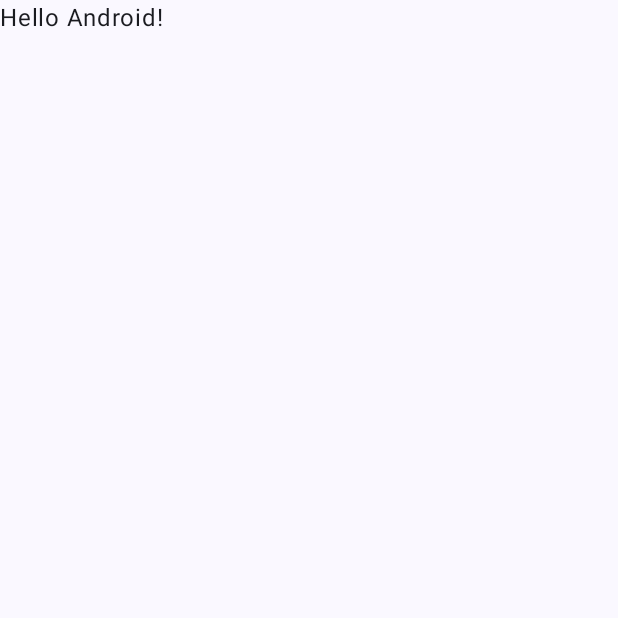
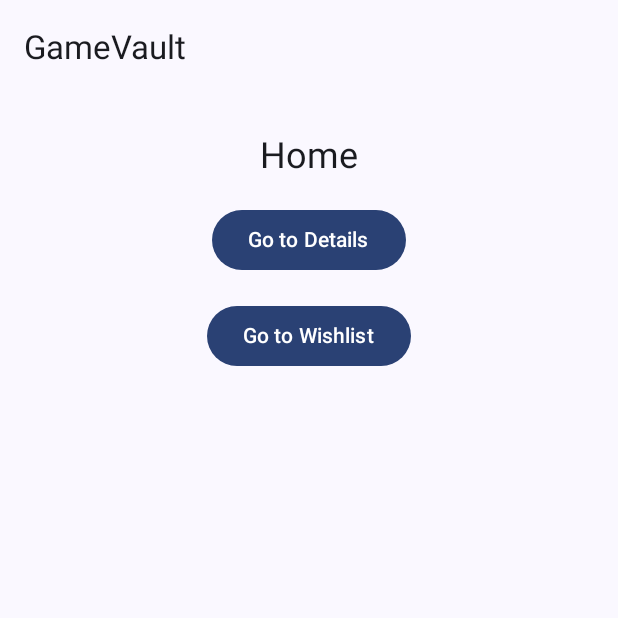
Before and after one commit to jmgonzalez06/GameVault, an Android app built with Jetpack Compose: the screen it shows after launch (MainActivity), on a phone screen of 412 x 824 dp, the top half of it. Before the commit the part shown is almost empty. Run offline under Robolectric (Android 15) with nearby library versions, the light colour scheme and no system bars.

Commit message:
Added basic navhost with placeholder screens
Placeholder screens: Home, Details, Wishlist

```diff
--- a/app/build.gradle.kts
+++ b/app/build.gradle.kts
@@ -53,7 +53,6 @@ dependencies {
     val composeBom = platform("androidx.compose:compose-bom:2024.10.01")
     implementation(composeBom)
     androidTestImplementation(composeBom)
-
     implementation(libs.androidx.activity.compose)
     implementation(libs.androidx.ui)
     implementation(libs.androidx.ui.tooling.preview)
--- a/app/src/main/java/com/example/gamevault/MainActivity.kt
+++ b/app/src/main/java/com/example/gamevault/MainActivity.kt
@@ -4,13 +4,9 @@ import android.os.Bundle
 import androidx.activity.ComponentActivity
 import androidx.activity.compose.setContent
 import androidx.activity.enableEdgeToEdge
-import androidx.compose.foundation.layout.fillMaxSize
-import androidx.compose.foundation.layout.padding
-import androidx.compose.material3.Scaffold
-import androidx.compose.material3.Text
-import androidx.compose.runtime.Composable
-import androidx.compose.ui.Modifier
-import androidx.compose.ui.tooling.preview.Preview
+import androidx.compose.material3.MaterialTheme
+import androidx.compose.material3.Surface
+import com.example.gamevault.nav.Navigation
 import com.example.gamevault.ui.theme.GameVaultTheme
 
 class MainActivity : ComponentActivity() {
@@ -18,30 +14,12 @@ class MainActivity : ComponentActivity() {
         super.onCreate(savedInstanceState)
         enableEdgeToEdge()
         setContent {
+            // Use the template theme generated by Android Studio
             GameVaultTheme {
-                Scaffold(modifier = Modifier.fillMaxSize()) { innerPadding ->
-                    Greeting(
-                        name = "Android",
-                        modifier = Modifier.padding(innerPadding)
-                    )
+                Surface(color = MaterialTheme.colorScheme.background) {
+                    Navigation()
                 }
             }
         }
     }
 }
-
-@Composable
-fun Greeting(name: String, modifier: Modifier = Modifier) {
-    Text(
-        text = "Hello $name!",
-        modifier = modifier
-    )
-}
-
-@Preview(showBackground = true)
-@Composable
-fun GreetingPreview() {
-    GameVaultTheme {
-        Greeting("Android")
-    }
-}
--- /dev/null
+++ b/app/src/main/java/com/example/gamevault/nav/Navigation.kt
@@ -0,0 +1,30 @@
+package com.example.gamevault.nav
+
+import androidx.compose.runtime.Composable
+import androidx.navigation.compose.NavHost
+import androidx.navigation.compose.composable
+import androidx.navigation.compose.rememberNavController
+import com.example.gamevault.ui.screens.DetailsScreen
+import com.example.gamevault.ui.screens.HomeScreen
+import com.example.gamevault.ui.screens.WishlistScreen
+
+object Routes {
+    const val HOME = "home"
+    const val DETAILS = "details"
+    const val WISHLIST = "wishlist"
+}
+
+@Composable
+fun Navigation() {
+    val nav = rememberNavController()
+    NavHost(navController = nav, startDestination = Routes.HOME) {
+        composable(Routes.HOME) {
+            HomeScreen(
+                onOpenDetails = { nav.navigate(Routes.DETAILS) },
+                onOpenWishlist = { nav.navigate(Routes.WISHLIST) }
+            )
+        }
+        composable(Routes.DETAILS) { DetailsScreen(onBack = { nav.popBackStack() }) }
+        composable(Routes.WISHLIST) { WishlistScreen(onBack = { nav.popBackStack() }) }
+    }
+}
--- /dev/null
+++ b/app/src/main/java/com/example/gamevault/ui/screens/HomeScreen.kt
@@ -0,0 +1,29 @@
+package com.example.gamevault.ui.screens
+
+import androidx.compose.foundation.layout.*
+import androidx.compose.material3.*
+import androidx.compose.runtime.Composable
+import androidx.compose.ui.Alignment
+import androidx.compose.ui.Modifier
+import androidx.compose.ui.unit.dp
+
+@OptIn(ExperimentalMaterial3Api::class)
+@Composable
+fun HomeScreen(
+    onOpenDetails: () -> Unit,
+    onOpenWishlist: () -> Unit
+) {
+    Scaffold(
+        topBar = { TopAppBar(title = { Text("GameVault") }) }
+    ) { padding ->
+        Column(
+            Modifier.fillMaxSize().padding(padding).padding(24.dp),
+            verticalArrangement = Arrangement.spacedBy(16.dp),
+            horizontalAlignment = Alignment.CenterHorizontally
+        ) {
+            Text("Home", style = MaterialTheme.typography.headlineSmall)
+            Button(onClick = onOpenDetails) { Text("Go to Details") }
+            Button(onClick = onOpenWishlist) { Text("Go to Wishlist") }
+        }
+    }
+}
```
Also changed, not shown: app/src/main/java/com/example/gamevault/ui/screens/DetailsScreen.kt (added, +23 -0 lines), app/src/main/java/com/example/gamevault/ui/screens/WishlistScreen.kt (added, +24 -0 lines).
